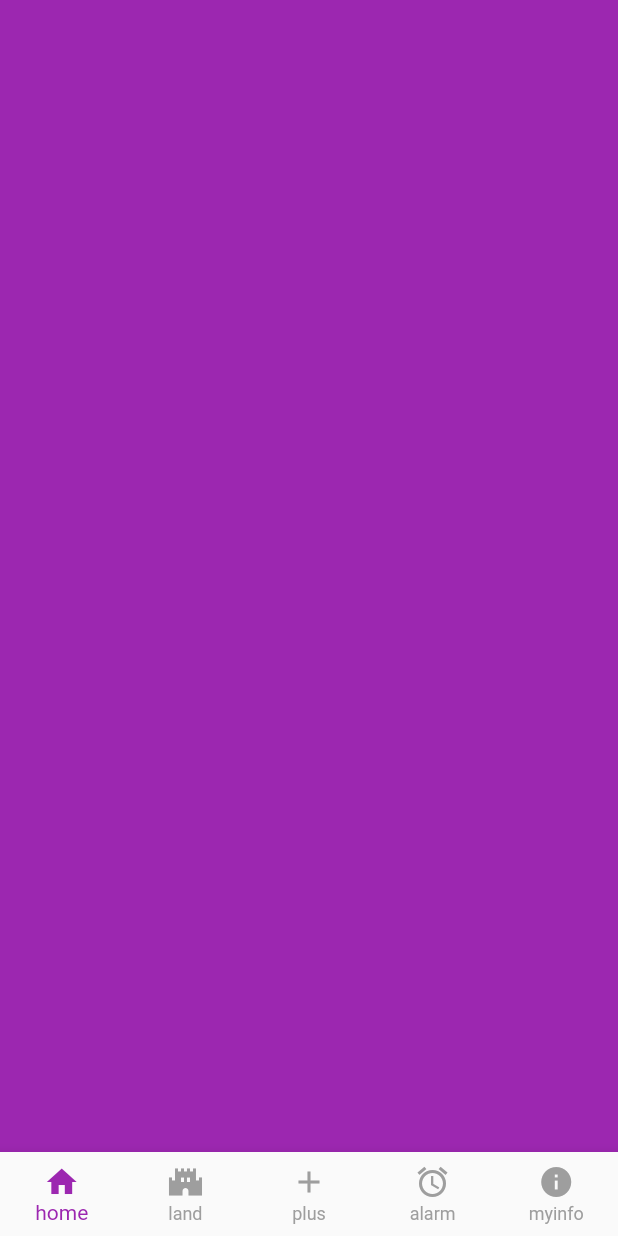
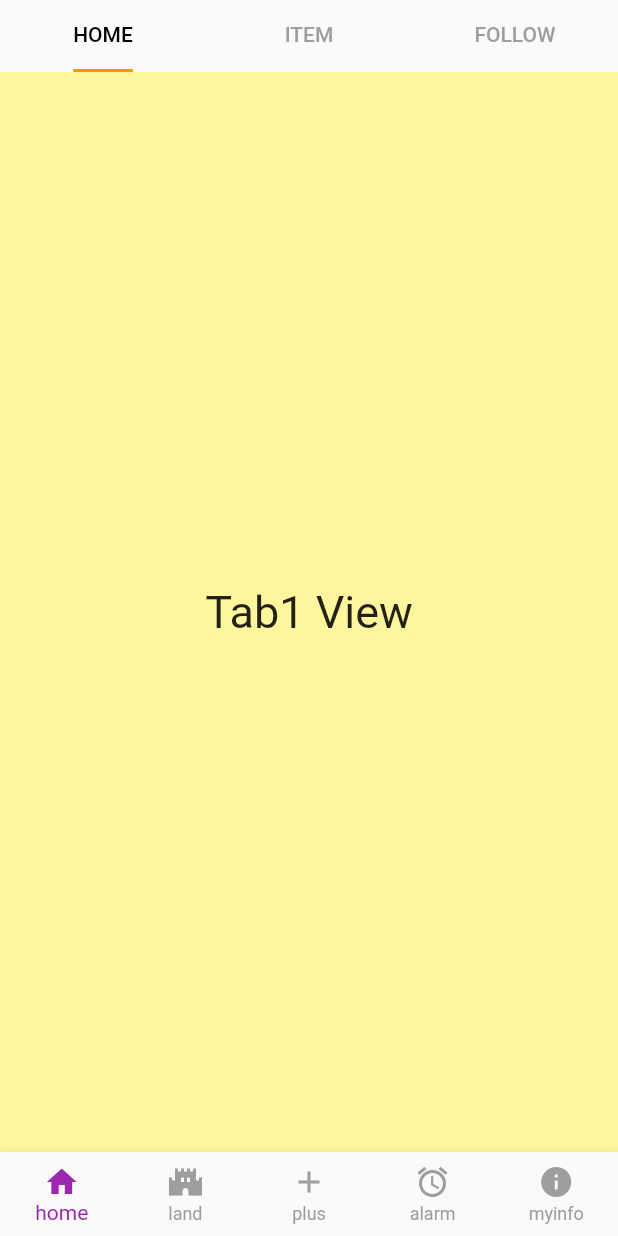
Before and after one commit to Eddington524/cola, a Flutter app: the screen it shows after launch, on a phone screen of 412 x 824 dp. Run offline on Flutter 3.47's test engine with Material 2 defaults, Android fonts, the phone set to English and light mode, and no system bars.

Commit message:
상단 tapbar 생성

```diff
--- a/lib/pages/home.dart
+++ b/lib/pages/home.dart
@@ -7,11 +7,100 @@ class HomePage extends StatefulWidget {
   State<HomePage> createState() => _HomePageState();
 }
 
-class _HomePageState extends State<HomePage> {
+class _HomePageState extends State<HomePage> with TickerProviderStateMixin {
+  late TabController _nestedTabController;
+  // _ private 변수 같은 클래스 내에서만 사용가능?
+
+  @override
+  void initState(){
+    // 초기화를 아래에서 해야되는 건지?ㅜㅜ
+    super.initState();
+    _nestedTabController = new TabController(length: 3, vsync: this);
+  }
+
   @override
   Widget build(BuildContext context) {
-    return Container(
-      color: Colors.purple,
+    return Column(
+      mainAxisAlignment: MainAxisAlignment.spaceAround,
+      children: <Widget>[
+        TabBar(
+          controller: _nestedTabController,
+          indicatorColor: Colors.orange,
+          indicatorSize: TabBarIndicatorSize.label,
+          labelColor: Colors.black,
+          unselectedLabelColor: Colors.grey,
+          tabs: <Widget>[
+            Tab(
+              text: 'HOME',
+            ),
+            Tab(
+              text: 'ITEM',
+            ),
+            Tab(
+              text: 'FOLLOW',
+            ),
+          ],
+        ),
+        Expanded(child: TabBarView(
+          controller: _nestedTabController,
+          children: [
+            Container(
+              color: Colors.yellow[200],
+              alignment: Alignment.center,
+              child: Text(
+                'Tab1 View',
+                style: TextStyle(
+                  fontSize: 30,
+                ),
+              )
+            ),
+            Container(
+                color: Colors.green[200],
+                alignment: Alignment.center,
+                child: Text(
+                  'Tab2 View',
+                  style: TextStyle(
+                    fontSize: 30,
+                  ),
+                )
+            ),
+            Container(
+                color: Colors.purple[200],
+                alignment: Alignment.center,
+                child: Text(
+                  'Tab3 View',
+                  style: TextStyle(
+                    fontSize: 30,
+                  ),
+                )
+            ),
+          ],
+        ))
+      ],
     );
   }
 }
+
+
+class SearchPage extends StatefulWidget {
+  const SearchPage({Key? key}) : super(key: key);
+
+  @override
+  State<SearchPage> createState() => _SearchPageState();
+}
+
+class _SearchPageState extends State<SearchPage> {
+  @override
+  Widget build(BuildContext context) {
+    return Scaffold(
+        appBar: AppBar(
+          backgroundColor: Colors.grey,
+          elevation: 0.0,
+        ),
+        body: Padding(
+          padding: EdgeInsets.all(16),
+
+        )
+    );
+  }
+}
```
Also changed, not shown: lib/main.dart (line endings or trailing spaces).
